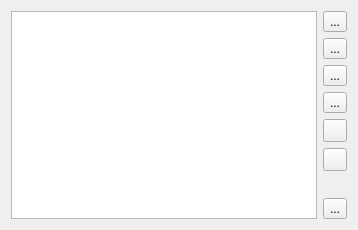
Qt form Qt/ApplicationComponents/Resources/UI/pqColorAnnotationsPropertyWidget.ui (Kitware/ParaView) before a commit.
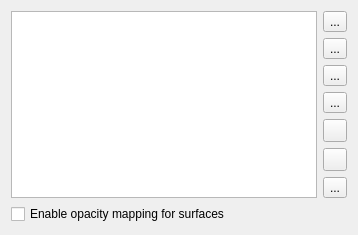
The same form after that commit. Icons and pictures are not drawn. Custom widgets are drawn as their Qt base class.

Commit message:
Adding Opacity support in Annotation table
This add a opacity column in the annotation
table and support for it

This add way to set opacity globally

```diff
--- a/Qt/ApplicationComponents/Resources/UI/pqColorAnnotationsPropertyWidget.ui
+++ b/Qt/ApplicationComponents/Resources/UI/pqColorAnnotationsPropertyWidget.ui
@@ -151,6 +151,16 @@
      </attribute>
     </widget>
    </item>
+   <item row="1" column="0" colspan="2">
+    <widget class="QCheckBox" name="EnableOpacityMapping">
+     <property name="toolTip">
+      <string>&lt;html&gt;&lt;head/&gt;&lt;body&gt;&lt;p&gt;When checked, the opacity function is used to render translucent surfaces.&lt;/p&gt;&lt;/body&gt;&lt;/html&gt;</string>
+     </property>
+     <property name="text">
+      <string>Enable opacity mapping for surfaces</string>
+     </property>
+    </widget>
+   </item>
   </layout>
  </widget>
  <customwidgets>
```
The commit also changes 6 other files.
